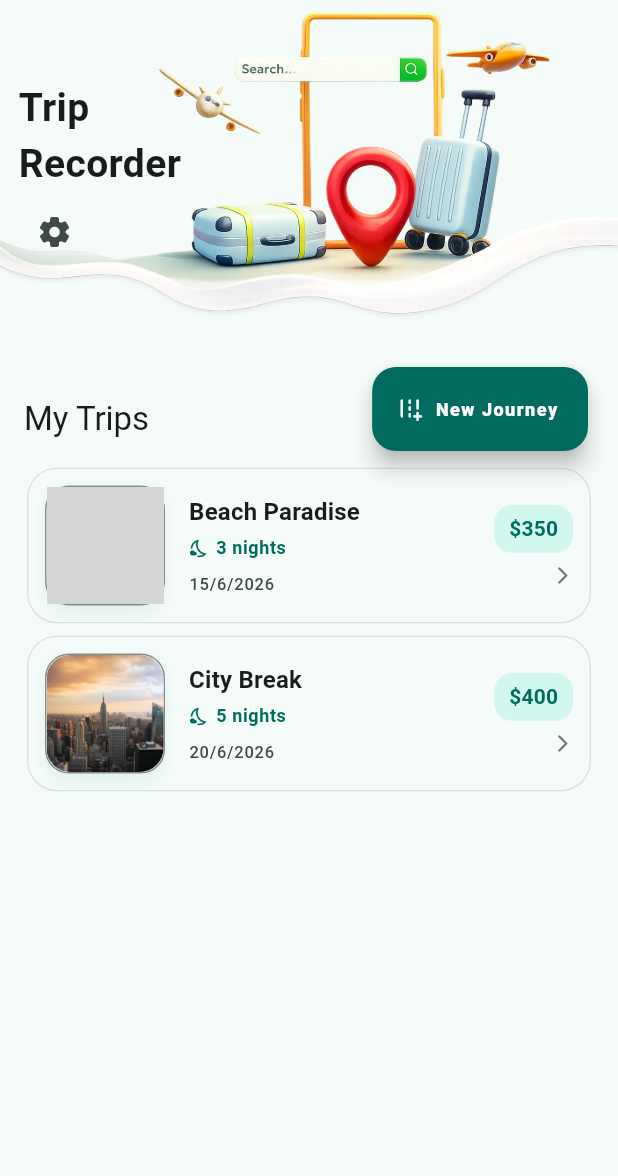
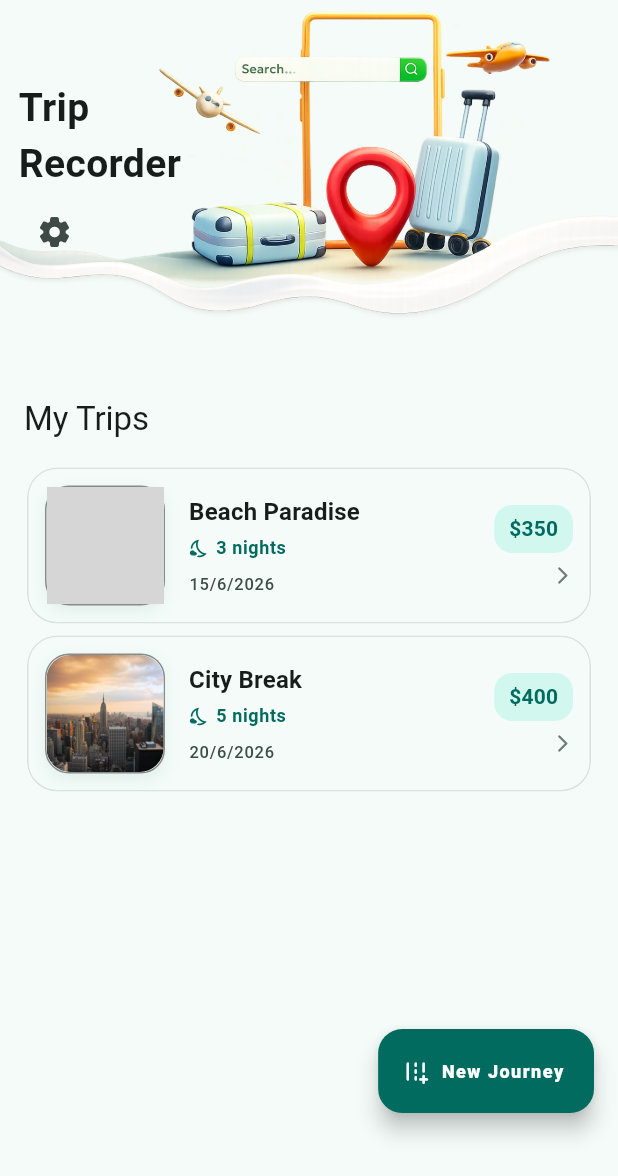
Before and after one commit to apollocked/Trip_recorder_app, a Flutter app: the screen it shows after launch, on a phone screen of 412 x 824 dp. Shown: the top 1176 px of the screen. Run offline on Flutter 3.47's test engine with Material 3 defaults, Android fonts, the phone set to English and light mode, and no system bars; our stand-ins replace image_picker, permission_handler, shared_preferences, shimmer; grey boxes are pictures that could not be loaded.

Commit message:
Add: Rtl layout changing with local changing

```diff
--- /dev/null
+++ b/lib/l10n/localization_config.dart
@@ -0,0 +1,73 @@
+import 'package:animations_in_flutter/l10n/app_localizations.dart';
+import 'package:flutter/cupertino.dart';
+import 'package:flutter/foundation.dart';
+import 'package:flutter/material.dart';
+import 'package:flutter_localizations/flutter_localizations.dart';
+
+const List<LocalizationsDelegate<dynamic>> appLocalizationsDelegates =
+    <LocalizationsDelegate<dynamic>>[
+      AppLocalizations.delegate,
+      _KurdishMaterialFallbackDelegate(),
+      GlobalMaterialLocalizations.delegate,
+      GlobalWidgetsLocalizations.delegate,
+      _KurdishCupertinoFallbackDelegate(),
+      GlobalCupertinoLocalizations.delegate,
+    ];
+
+Locale appLocaleResolutionCallback(
+  Locale? locale,
+  Iterable<Locale> supportedLocales,
+) {
+  if (locale == null) return const Locale('en');
+
+  for (final supportedLocale in supportedLocales) {
+    if (supportedLocale.languageCode == locale.languageCode) {
+      return supportedLocale;
+    }
+  }
+  return const Locale('en');
+}
+
+TextDirection appTextDirectionForLocale(Locale locale) {
+  // Keep the app layout direction stable for both Arabic and Kurdish.
+  if (locale.languageCode == 'ar' || locale.languageCode == 'ku') {
+    return TextDirection.rtl;
+  }
+  return TextDirection.ltr;
+}
+
+class _KurdishMaterialFallbackDelegate
+    extends LocalizationsDelegate<MaterialLocalizations> {
+  const _KurdishMaterialFallbackDelegate();
+
+  @override
+  bool isSupported(Locale locale) => locale.languageCode == 'ku';
+
+  @override
+  Future<MaterialLocalizations> load(Locale locale) {
+    return SynchronousFuture<MaterialLocalizations>(
+      const DefaultMaterialLocalizations(),
+    );
+  }
+
+  @override
+  bool shouldReload(_KurdishMaterialFallbackDelegate old) => false;
+}
+
+class _KurdishCupertinoFallbackDelegate
+    extends LocalizationsDelegate<CupertinoLocalizations> {
+  const _KurdishCupertinoFallbackDelegate();
+
+  @override
+  bool isSupported(Locale locale) => locale.languageCode == 'ku';
+
+  @override
+  Future<CupertinoLocalizations> load(Locale locale) {
+    return SynchronousFuture<CupertinoLocalizations>(
+      const DefaultCupertinoLocalizations(),
+    );
+  }
+
+  @override
+  bool shouldReload(_KurdishCupertinoFallbackDelegate old) => false;
+}
--- a/lib/main.dart
+++ b/lib/main.dart
@@ -1,12 +1,10 @@
 import 'package:animations_in_flutter/l10n/app_localizations.dart';
+import 'package:animations_in_flutter/l10n/localization_config.dart';
 import 'package:animations_in_flutter/services/language_service.dart';
 import 'package:animations_in_flutter/services/theme_service.dart';
 import 'package:animations_in_flutter/services/trip_services.dart';
 import 'package:animations_in_flutter/views/pages/home_page.dart';
-import 'package:flutter/cupertino.dart';
-import 'package:flutter/foundation.dart';
 import 'package:flutter/material.dart';
-import 'package:flutter_localizations/flutter_localizations.dart';
 import 'package:provider/provider.dart';
 
 void main() {
@@ -33,23 +31,13 @@ class MyApp extends StatelessWidget {
       debugShowCheckedModeBanner: false,
       locale: l10n,
       supportedLocales: AppLocalizations.supportedLocales,
-      localizationsDelegates: const [
-        AppLocalizations.delegate,
-        _KurdishMaterialFallbackDelegate(),
-        GlobalMaterialLocalizations.delegate,
-        GlobalWidgetsLocalizations.delegate,
-        _KurdishCupertinoFallbackDelegate(),
-        GlobalCupertinoLocalizations.delegate,
-      ],
-      localeResolutionCallback: (locale, supportedLocales) {
-        if (locale == null) return const Locale('en');
-
-        for (final supportedLocale in supportedLocales) {
-          if (supportedLocale.languageCode == locale.languageCode) {
-            return supportedLocale;
-          }
-        }
-        return const Locale('en');
+      localizationsDelegates: appLocalizationsDelegates,
+      localeResolutionCallback: appLocaleResolutionCallback,
+      builder: (context, child) {
+        return Directionality(
+          textDirection: appTextDirectionForLocale(l10n),
+          child: child ?? const SizedBox.shrink(),
+        );
       },
       theme: ThemeData(
         useMaterial3: true,
@@ -70,39 +58,3 @@ class MyApp extends StatelessWidget {
     );
   }
 }
-
-class _KurdishMaterialFallbackDelegate
-    extends LocalizationsDelegate<MaterialLocalizations> {
-  const _KurdishMaterialFallbackDelegate();
-
-  @override
-  bool isSupported(Locale locale) => locale.languageCode == 'ku';
-
-  @override
-  Future<MaterialLocalizations> load(Locale locale) {
-    return SynchronousFuture<MaterialLocalizations>(
-      const DefaultMaterialLocalizations(),
-    );
-  }
-
-  @override
-  bool shouldReload(_KurdishMaterialFallbackDelegate old) => false;
-}
-
-class _KurdishCupertinoFallbackDelegate
-    extends LocalizationsDelegate<CupertinoLocalizations> {
-  const _KurdishCupertinoFallbackDelegate();
-
-  @override
-  bool isSupported(Locale locale) => locale.languageCode == 'ku';
-
-  @override
-  Future<CupertinoLocalizations> load(Locale locale) {
-    return SynchronousFuture<CupertinoLocalizations>(
-      const DefaultCupertinoLocalizations(),
-    );
-  }
-
-  @override
-  bool shouldReload(_KurdishCupertinoFallbackDelegate old) => false;
-}
--- a/lib/views/widgets/trip_list_widget.dart
+++ b/lib/views/widgets/trip_list_widget.dart
@@ -63,28 +63,20 @@ class _TripListPageState extends State<TripListPage> {
         ),
       ),
 
-      // --- PREMIUM FLOATING ACTION BUTTON ---
       floatingActionButton: latestTrips.isEmpty
           ? null
-          : Align(
-              alignment: Alignment.topRight,
-              child: Padding(
-                padding: const EdgeInsets.only(right: 4, top: 9),
-                child: FloatingActionButton.extended(
+          : FloatingActionButton.extended(
               onPressed: () async {
                 HapticFeedback.lightImpact();
                 final newTrip = await Navigator.push(
                   context,
-                      MaterialPageRoute(
-                        builder: (context) => const AddTripPage(),
-                      ),
+                  MaterialPageRoute(builder: (context) => const AddTripPage()),
                 );
                 if (newTrip != null && mounted) {
-                      Provider.of<TripService>(
-                        context,
-                        listen: false,
-                      ).addTrip(newTrip);
-                      HapticFeedback.vibrate(); // Success vibration
+                  Provider.of<TripService>(context, listen: false).addTrip(
+                    newTrip,
+                  );
+                  HapticFeedback.vibrate();
                 }
               },
               backgroundColor: Theme.of(context).colorScheme.primary,
@@ -93,7 +85,7 @@ class _TripListPageState extends State<TripListPage> {
               icon: const Icon(
                 semanticLabel: "adding a new trip",
                 Icons.add_road_rounded,
-                    size: 18, // Updated icon for a more modern feel
+                size: 18,
               ),
               label: Text(
                 AppLocalizations.of(context)!.newjourney,
@@ -104,8 +96,7 @@ class _TripListPageState extends State<TripListPage> {
                 ),
               ),
             ),
-              ),
-            ),
+      floatingActionButtonLocation: FloatingActionButtonLocation.endFloat,
 
       body: RefreshIndicator(
         semanticsLabel: "Pull to refresh the trip list",
@@ -184,13 +175,12 @@ class _TripListPageState extends State<TripListPage> {
                     backgroundColor: Theme.of(context).colorScheme.primary,
                     foregroundColor: Theme.of(context).colorScheme.onPrimary,
                     elevation: 6,
-                    // Modernized the icon and text feel
                     icon: const Icon(
                       Icons.add_road_rounded,
                       semanticLabel: "Add",
                     ),
-                    label: const Text(
-                      "NEW JOURNEY",
+                    label: Text(
+                      AppLocalizations.of(context)!.newjourney,
                       style: TextStyle(
                         fontWeight: FontWeight.w900,
                         letterSpacing: 1.3,
```
Also changed, not shown: lib/l10n/app_ku.arb (+20 -20 lines), lib/l10n/app_localizations_ku.dart (+20 -20 lines), lib/views/pages/details_page.dart (+9 -5 lines), lib/views/widgets/settings_modal.dart (+79 -73 lines). Lines whose indentation alone changed are shown as unchanged.
